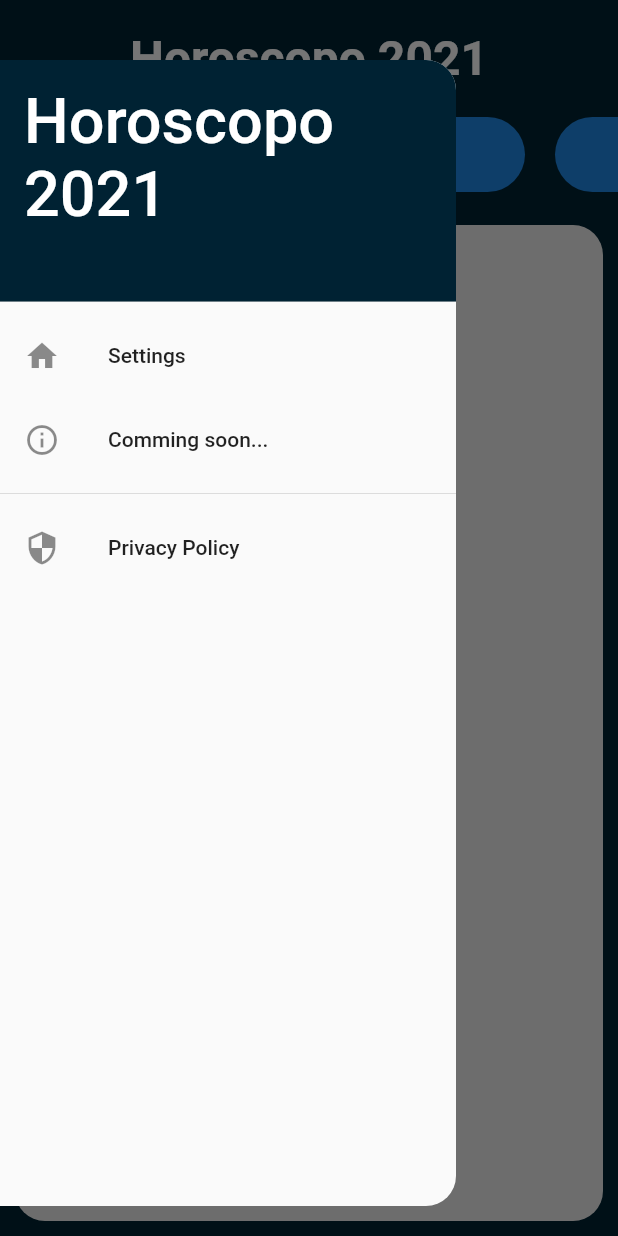
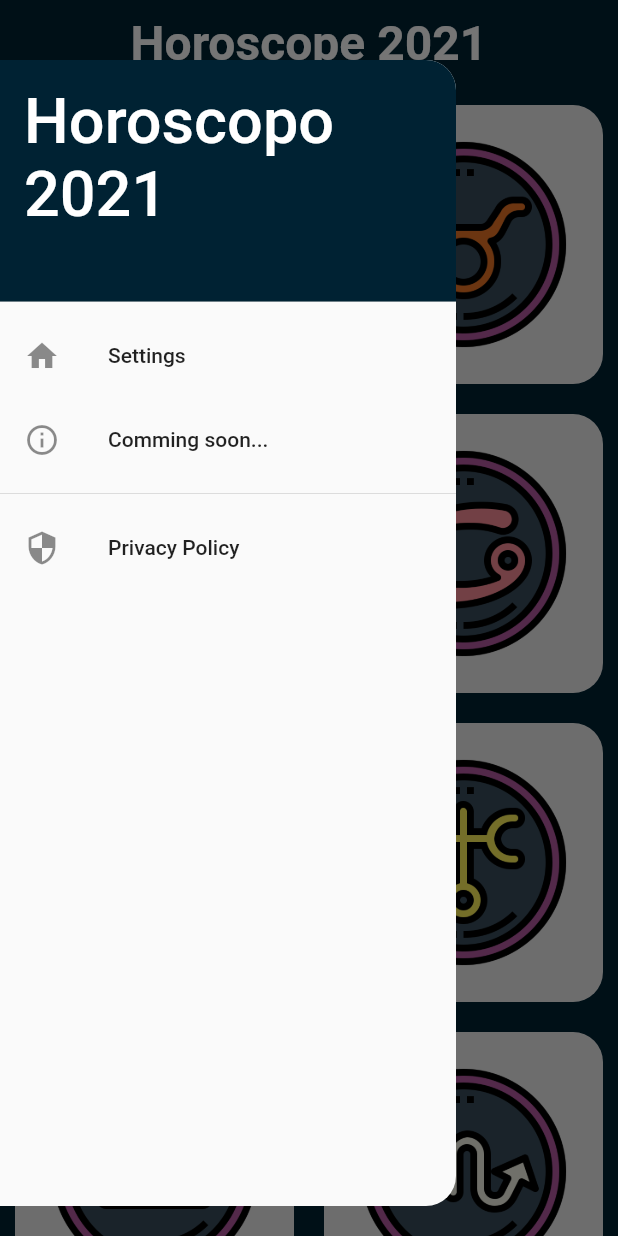
Before and after one commit to Lokocr/HoroscopoApp, a Flutter app: the screen it shows after launch, with the side drawer open, on a phone screen of 412 x 824 dp. Run offline on Flutter 3.47's test engine with Material 2 defaults, Android fonts, the phone set to English and light mode, and no system bars.

Commit message:
Mejora visual
Se agrega una mejora visual, se cambia de ListView a GridView para dar mejor exposicion a los distintos elementos.

```diff
--- a/app/flutter_horoscopo/lib/main.dart
+++ b/app/flutter_horoscopo/lib/main.dart
@@ -11,24 +11,40 @@ Future main() async {
     DeviceOrientation.portraitDown,
   ]);
 
+  // await SystemChrome.setEnabledSystemUIOverlays([SystemUiOverlay.bottom]);
   runApp(MyApp());
 }
 
 final annioActual = DateTime.now();
 
+final List<String> entriesImages = <String>[
+  '005-aries.png',
+  '030-taurus.png',
+  '012-gemini.png',
+  '008-cancer.png',
+  '015-leo.png',
+  '032-uranus.png',
+  '017-libra.png',
+  '027-scorpio.png',
+  '024-sagittarius.png',
+  '010-capricorn.png',
+  '003-aquarius.png',
+  '022-pisces.png'
+];
+
 final List<String> entries = <String>[
   'Aries',
-  'Tauro',
+  'Taurus',
   'Geminis',
   'Cancer',
   'Leo',
   'Virgo',
   'Libra',
-  'Escorpio',
-  'Sagitario',
-  'Capricornio',
-  'Acuario',
-  'Piscis'
+  'Scorpio',
+  'Sagittarius',
+  'Capricorn',
+  'Aquarius',
+  'Pisces'
 ];
 
 class MyApp extends StatelessWidget {
@@ -47,7 +63,7 @@ class MyApp extends StatelessWidget {
           child: Column(
             children: [
               _AppBar(),
-              _MainContent(),
+              _MenuPrincipal(),
             ],
           ),
         ),
@@ -82,31 +98,52 @@ class _MenuPrincipal extends StatelessWidget {
 
   @override
   Widget build(BuildContext context) {
-    return Container(
-      height: 90,
-      child: ListView.builder(
-        padding: const EdgeInsets.all(20),
+    return Expanded(
+      child: Container(
+        child: GridView.builder(
+          gridDelegate: SliverGridDelegateWithFixedCrossAxisCount(
+            crossAxisCount: 2,
+          ),
           itemCount: entries.length,
-        scrollDirection: Axis.horizontal,
+          scrollDirection: Axis.vertical,
           itemBuilder: (BuildContext context, int index) {
             return Container(
-            width: 150,
-            margin: EdgeInsets.fromLTRB(10, 0, 10, 0),
+              width: double.infinity,
+              margin: EdgeInsets.all(10),
               decoration: BoxDecoration(
-              color: Colors.blue.shade600,
-              borderRadius: BorderRadius.all(Radius.circular(50)),
+                color: Colors.grey.shade200,
+                borderRadius: BorderRadius.all(Radius.circular(20)),
               ),
-            child: Center(
+              child: Stack(
+                children: [
+                  Container(
+                    padding: EdgeInsets.all(20),
+                    child: Image(
+                      image:
+                          AssetImage('assets/graphics/${entriesImages[index]}'),
+                    ),
+                  ),
+                  Container(
+                    margin: EdgeInsets.fromLTRB(10, 10, 0, 0),
+                    decoration: BoxDecoration(
+                      color: Colors.grey.shade200.withOpacity(0.8),
+                      borderRadius: BorderRadius.circular(10),
+                    ),
                     child: TextButton(
                       onPressed: () => {debugPrint('Prueba ${entries[index]}')},
                       child: Text(
                         '${entries[index]}',
-                  style: TextStyle(color: Colors.white),
+                        style: TextStyle(
+                          color: Colors.black,
                         ),
                       ),
                     ),
+                  ),
+                ],
+              ),
             );
           },
+        ),
       ),
     );
   }
@@ -120,23 +157,22 @@ class _AppBar extends StatelessWidget {
   @override
   Widget build(BuildContext context) {
     return Container(
-      height: 150,
+      height: 60,
       width: double.infinity,
-      padding: EdgeInsets.fromLTRB(0, 20, 0, 0),
+      padding: EdgeInsets.fromLTRB(0, 10, 0, 10),
       decoration: BoxDecoration(
         color: const Color(0XFF002233),
       ),
       child: Column(
         children: [
           Text(
-            'Horoscopo 2021',
+            'Horoscope ${annioActual.year}',
             style: TextStyle(
               color: Colors.white,
               fontWeight: FontWeight.bold,
               fontSize: 32,
             ),
           ),
-          _MenuPrincipal(),
         ],
       ),
     );
--- a/app/flutter_horoscopo/pubspec.yaml
+++ b/app/flutter_horoscopo/pubspec.yaml
@@ -53,6 +53,7 @@ flutter:
   # To add assets to your application, add an assets section, like this:
   assets:
     - assets/
+    - assets/graphics/
   #   - images/a_dot_burr.jpeg
   #   - images/a_dot_ham.jpeg
 
```
Also changed, not shown: app/flutter_horoscopo/assets/graphics/003-aquarius.png (added), app/flutter_horoscopo/assets/graphics/005-aries.png (added), app/flutter_horoscopo/assets/graphics/008-cancer.png (added), app/flutter_horoscopo/assets/graphics/010-capricorn.png (added), app/flutter_horoscopo/assets/graphics/012-gemini.png (added), app/flutter_horoscopo/assets/graphics/015-leo.png (added), app/flutter_horoscopo/assets/graphics/017-libra.png (added), app/flutter_horoscopo/assets/graphics/022-pisces.png (added), app/flutter_horoscopo/assets/graphics/024-sagittarius.png (added), app/flutter_horoscopo/assets/graphics/027-scorpio.png (added), app/flutter_horoscopo/assets/graphics/030-taurus.png (added), app/flutter_horoscopo/assets/graphics/032-uranus.png (added), app/flutter_horoscopo/assets/graphics/033-virgo.png (added), 1 other file. Lines whose indentation alone changed are shown as unchanged.
